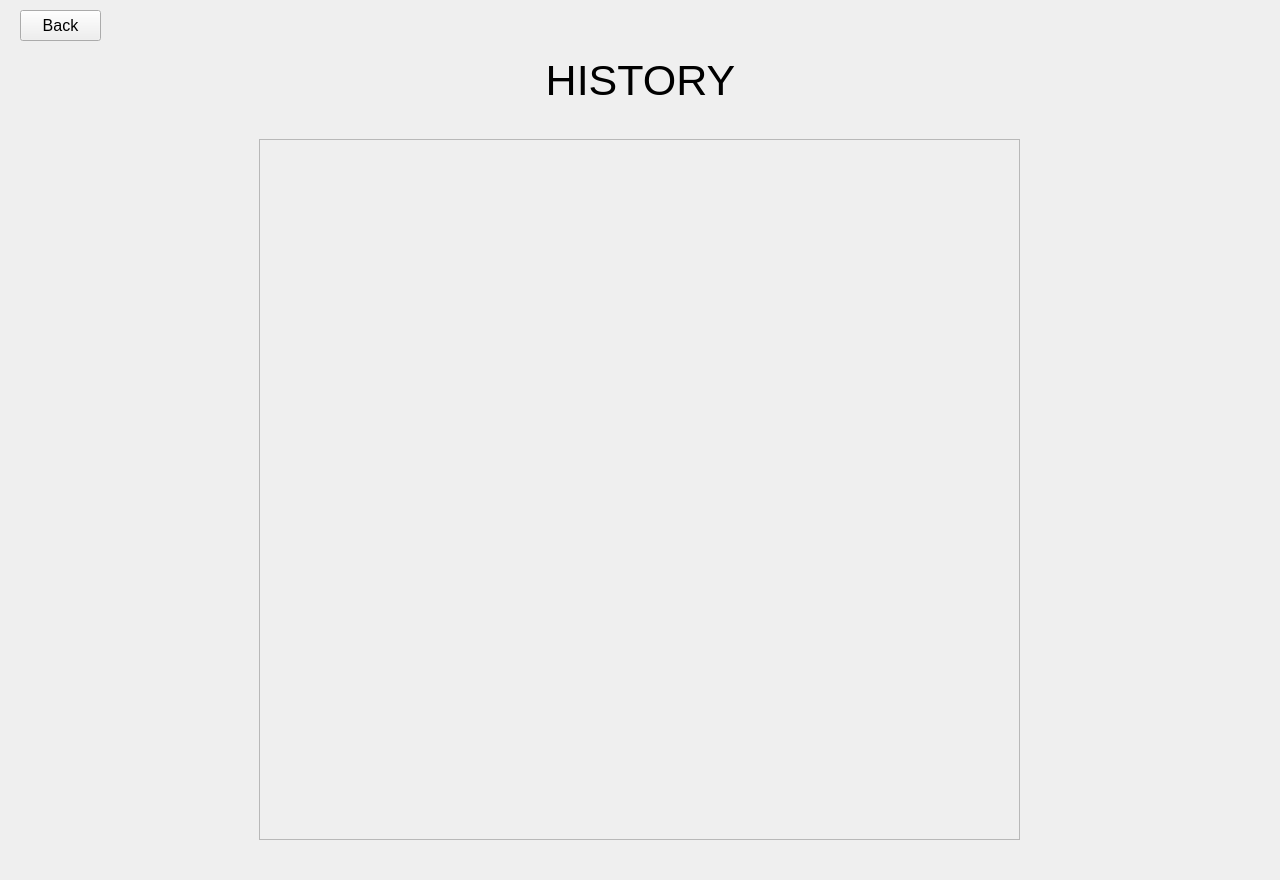
Aylesworth/game-of-go, file game-of-go-qt-ui/game-of-go-qt-ui/historywidget.ui: the form before one commit.
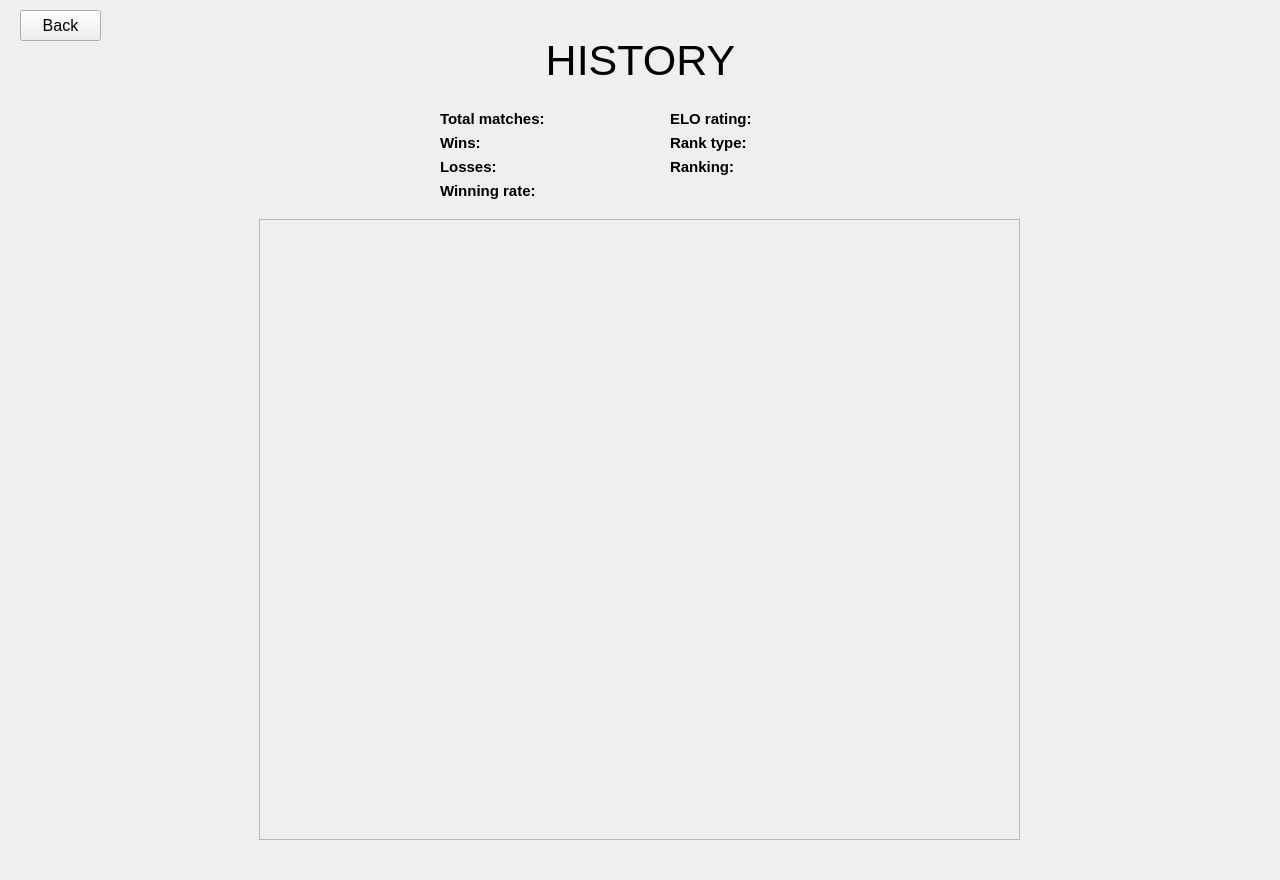
The form after the commit.

Diff of the .ui file:
```diff
--- a/game-of-go-qt-ui/game-of-go-qt-ui/historywidget.ui
+++ b/game-of-go-qt-ui/game-of-go-qt-ui/historywidget.ui
@@ -17,7 +17,7 @@
    <property name="geometry">
     <rect>
      <x>500</x>
-     <y>50</y>
+     <y>30</y>
      <width>281</width>
      <height>61</height>
     </rect>
@@ -38,9 +38,9 @@
    <property name="geometry">
     <rect>
      <x>259</x>
-     <y>139</y>
+     <y>219</y>
      <width>761</width>
-     <height>701</height>
+     <height>621</height>
     </rect>
    </property>
    <property name="widgetResizable">
@@ -52,7 +52,7 @@
       <x>0</x>
       <y>0</y>
       <width>759</width>
-      <height>699</height>
+      <height>619</height>
      </rect>
     </property>
    </widget>
@@ -75,6 +75,205 @@
     <string>Back</string>
    </property>
   </widget>
+  <widget class="QWidget" name="formLayoutWidget">
+   <property name="geometry">
+    <rect>
+     <x>440</x>
+     <y>110</y>
+     <width>211</width>
+     <height>91</height>
+    </rect>
+   </property>
+   <layout class="QFormLayout" name="formLayout">
+    <item row="0" column="0">
+     <widget class="QLabel" name="label">
+      <property name="font">
+       <font>
+        <pointsize>11</pointsize>
+        <bold>true</bold>
+       </font>
+      </property>
+      <property name="text">
+       <string>Total matches:</string>
+      </property>
+     </widget>
+    </item>
+    <item row="0" column="1">
+     <widget class="QLabel" name="lbl_total">
+      <property name="font">
+       <font>
+        <pointsize>11</pointsize>
+       </font>
+      </property>
+      <property name="text">
+       <string/>
+      </property>
+     </widget>
+    </item>
+    <item row="1" column="0">
+     <widget class="QLabel" name="label_3">
+      <property name="font">
+       <font>
+        <pointsize>11</pointsize>
+        <bold>true</bold>
+       </font>
+      </property>
+      <property name="text">
+       <string>Wins:</string>
+      </property>
+     </widget>
+    </item>
+    <item row="1" column="1">
+     <widget class="QLabel" name="lbl_wins">
+      <property name="font">
+       <font>
+        <pointsize>11</pointsize>
+       </font>
+      </property>
+      <property name="text">
+       <string/>
+      </property>
+     </widget>
+    </item>
+    <item row="2" column="0">
+     <widget class="QLabel" name="label_5">
+      <property name="font">
+       <font>
+        <pointsize>11</pointsize>
+        <bold>true</bold>
+       </font>
+      </property>
+      <property name="text">
+       <string>Losses:</string>
+      </property>
+     </widget>
+    </item>
+    <item row="2" column="1">
+     <widget class="QLabel" name="lbl_losses">
+      <property name="font">
+       <font>
+        <pointsize>11</pointsize>
+       </font>
+      </property>
+      <property name="text">
+       <string/>
+      </property>
+     </widget>
+    </item>
+    <item row="3" column="0">
+     <widget class="QLabel" name="label_7">
+      <property name="font">
+       <font>
+        <pointsize>11</pointsize>
+        <bold>true</bold>
+       </font>
+      </property>
+      <property name="text">
+       <string>Winning rate:</string>
+      </property>
+     </widget>
+    </item>
+    <item row="3" column="1">
+     <widget class="QLabel" name="lbl_rate">
+      <property name="font">
+       <font>
+        <pointsize>11</pointsize>
+       </font>
+      </property>
+      <property name="text">
+       <string/>
+      </property>
+     </widget>
+    </item>
+   </layout>
+  </widget>
+  <widget class="QWidget" name="formLayoutWidget_2">
+   <property name="geometry">
+    <rect>
+     <x>670</x>
+     <y>110</y>
+     <width>211</width>
+     <height>74</height>
+    </rect>
+   </property>
+   <layout class="QFormLayout" name="formLayout_2">
+    <item row="0" column="0">
+     <widget class="QLabel" name="label_9">
+      <property name="font">
+       <font>
+        <pointsize>11</pointsize>
+        <bold>true</bold>
+       </font>
+      </property>
+      <property name="text">
+       <string>ELO rating:</string>
+      </property>
+     </widget>
+    </item>
+    <item row="0" column="1">
+     <widget class="QLabel" name="lbl_elo">
+      <property name="font">
+       <font>
+        <pointsize>11</pointsize>
+       </font>
+      </property>
+      <property name="text">
+       <string/>
+      </property>
+     </widget>
+    </item>
+    <item row="1" column="0">
+     <widget class="QLabel" name="label_11">
+      <property name="font">
+       <font>
+        <pointsize>11</pointsize>
+        <bold>true</bold>
+       </font>
+      </property>
+      <property name="text">
+       <string>Rank type:</string>
+      </property>
+     </widget>
+    </item>
+    <item row="1" column="1">
+     <widget class="QLabel" name="lbl_type">
+      <property name="font">
+       <font>
+        <pointsize>11</pointsize>
+       </font>
+      </property>
+      <property name="text">
+       <string/>
+      </property>
+     </widget>
+    </item>
+    <item row="2" column="0">
+     <widget class="QLabel" name="label_12">
+      <property name="font">
+       <font>
+        <pointsize>11</pointsize>
+        <bold>true</bold>
+       </font>
+      </property>
+      <property name="text">
+       <string>Ranking:</string>
+      </property>
+     </widget>
+    </item>
+    <item row="2" column="1">
+     <widget class="QLabel" name="lbl_ranking">
+      <property name="font">
+       <font>
+        <pointsize>11</pointsize>
+       </font>
+      </property>
+      <property name="text">
+       <string/>
+      </property>
+     </widget>
+    </item>
+   </layout>
+  </widget>
  </widget>
  <resources/>
  <connections/>
```
